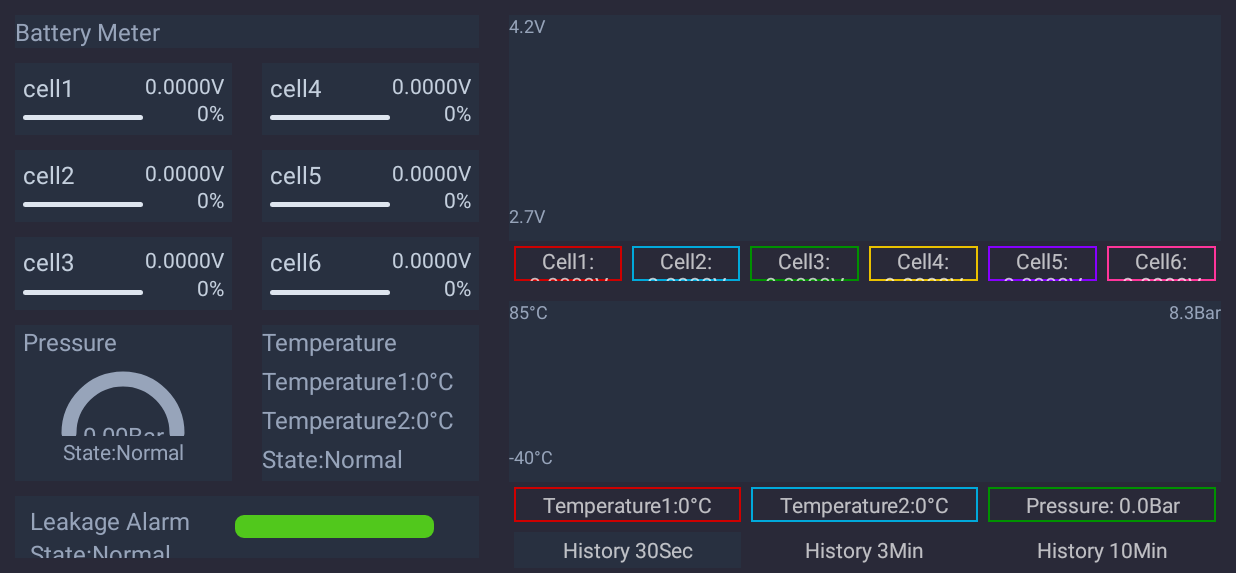
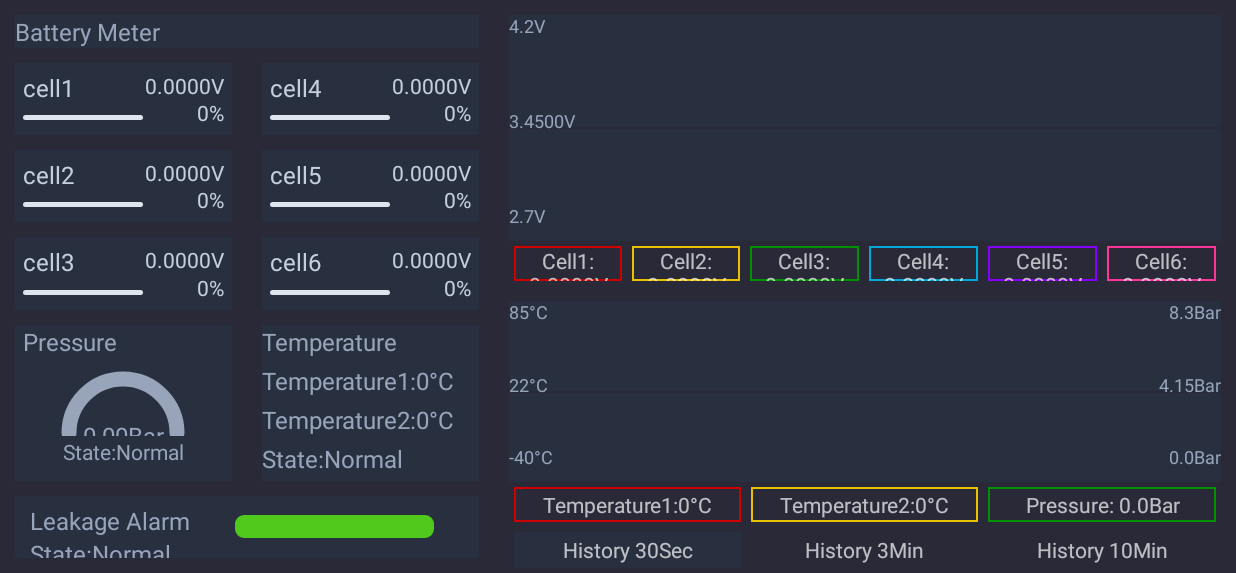
Before and after one commit to EphramWang/SBHMS, an Android app: the screen it shows after launch (BatteryMonitorActivity), on a phone screen of 824 x 412 dp (held sideways), the part 45-618 px from its top. Run offline under Robolectric (Android 15) with nearby library versions, the phone set to English and light mode, and no system bars; our stand-ins replace EventBus.

Commit message:
浮动坐标+中间坐标系

```diff
--- a/usbSerialExamples/src/main/java/com/hoho/android/usbserial/chart/BatteryMonChart.java
+++ b/usbSerialExamples/src/main/java/com/hoho/android/usbserial/chart/BatteryMonChart.java
@@ -60,12 +60,18 @@ public class BatteryMonChart extends ChartBase {
 
         //draw line
         paint.setStyle(Paint.Style.STROKE);
-        paint.setColor(Color.RED);
+        paint.setColor(getResources().getColor(R.color.bgLight));
+        float center = (mainRect.top + mainRect.bottom) / 2f;
+        canvas.drawLine(mainRect.left, center, mainRect.right, center, paint);;
 
         //reset paths
         for (int i = 0; i < pathList.length; i++) {
             pathList[i].reset();
         }
+
+        //maxmin
+        float maxV = DataConstants.Battery_MinVol;
+        float minV = DataConstants.Battery_MaxVol;
 
         float x = mainRect.right;
         float y = (mainRect.top + mainRect.bottom) / 2f;
@@ -76,7 +82,28 @@ public class BatteryMonChart extends ChartBase {
         for (int i = voltageDataList.size() - 1; i >= 0; i--) {
             VoltageDataPack voltageDataPack = voltageDataList.get(i);
             for (int j = 0; j < BAT_COUNT; j++) {
-                y = mainRect.top + mainRect.height() * (DataConstants.Battery_MaxVol - voltageDataPack.voltageListDisplay[j]) / (DataConstants.Battery_MaxVol - DataConstants.Battery_MinVol);
+                float data = voltageDataPack.voltageListDisplay[j];
+                if (data < minV) {
+                    minV = data;
+                }
+                if (data > maxV) {
+                    maxV = data;
+                }
+            }
+            x = x - xDiff;
+            if (x < mainRect.left) {
+                break;
+            }
+        }
+        if (minV > maxV) {
+            minV = DataConstants.Battery_MinVol;
+            maxV = DataConstants.Battery_MaxVol;
+        }
+        x = mainRect.right;
+        for (int i = voltageDataList.size() - 1; i >= 0; i--) {
+            VoltageDataPack voltageDataPack = voltageDataList.get(i);
+            for (int j = 0; j < BAT_COUNT; j++) {
+                y = mainRect.top + mainRect.height() * (maxV - voltageDataPack.voltageListDisplay[j]) / (maxV - minV);
                 if (pathList[j].isEmpty()) {
                     pathList[j].moveTo(x, y);
                 } else {
@@ -100,8 +127,10 @@ public class BatteryMonChart extends ChartBase {
         paint.setColor(getResources().getColor(R.color.textColorDark));
         paint.setAntiAlias(true);
         paint.setTextSize(Utils.dp2px(getContext(), 12));
-        canvas.drawText(DataConstants.Battery_MaxVol + "V", mainRect.left, mainRect.top + Utils.dp2px(getContext(), 12), paint);
-        canvas.drawText(DataConstants.Battery_MinVol + "V", mainRect.left, mainRect.bottom - Utils.dp2px(getContext(), 12), paint);
+        canvas.drawText(maxV + "V", mainRect.left, mainRect.top + Utils.dp2px(getContext(), 12), paint);
+        canvas.drawText(minV + "V", mainRect.left, mainRect.bottom - Utils.dp2px(getContext(), 12), paint);
+        String centerV = String.format("%.4f", (maxV + minV) / 2);
+        canvas.drawText(centerV + "V", mainRect.left, center, paint);
         if (voltageDataList.size() > 0) {
             try {
                 long lastTime = voltageDataList.get(voltageDataList.size() - 1).timestamp;
--- a/usbSerialExamples/src/main/java/com/hoho/android/usbserial/chart/TempMonChart.java
+++ b/usbSerialExamples/src/main/java/com/hoho/android/usbserial/chart/TempMonChart.java
@@ -59,12 +59,18 @@ public class TempMonChart extends ChartBase {
 
         //draw line
         paint.setStyle(Paint.Style.STROKE);
-        paint.setColor(Color.RED);
+        paint.setColor(getResources().getColor(R.color.bgLight));
+        float center = (mainRect.top + mainRect.bottom) / 2f;
+        canvas.drawLine(mainRect.left, center, mainRect.right, center, paint);;
 
         //reset paths
         for (int i = 0; i < pathList.length; i++) {
             pathList[i].reset();
         }
+
+        //reset maxmin
+        int maxT = DataConstants.TEMP_MIN;
+        int minT = DataConstants.TEMP_MAX;
 
         float x = mainRect.right;
         float y = (mainRect.top + mainRect.bottom) / 2f;
@@ -73,7 +79,28 @@ public class TempMonChart extends ChartBase {
             for (int i = voltageDataList.size() - 1; i >= 0; i--) {
                 VoltageDataPack voltageDataPack = voltageDataList.get(i);
                 for (int j = 0; j < TEMP_COUNT; j++) {
-                    y = mainRect.top + mainRect.height() * (DataConstants.TEMP_MAX - voltageDataPack.tempListDisplay[j]) / (DataConstants.TEMP_MAX - DataConstants.TEMP_MIN);
+                    int data = voltageDataPack.tempListDisplay[j];
+                    if (data < minT) {
+                        minT = data;
+                    }
+                    if (data > maxT) {
+                        maxT = data;
+                    }
+                }
+                x = x - xDiff;
+                if (x < mainRect.left) {
+                    break;
+                }
+            }
+            if (minT > maxT) {
+                minT = DataConstants.TEMP_MIN;
+                maxT = DataConstants.TEMP_MAX;
+            }
+            x = mainRect.right;
+            for (int i = voltageDataList.size() - 1; i >= 0; i--) {
+                VoltageDataPack voltageDataPack = voltageDataList.get(i);
+                for (int j = 0; j < TEMP_COUNT; j++) {
+                    y = mainRect.top + mainRect.height() * (maxT - voltageDataPack.tempListDisplay[j]) / (maxT - minT);
                     if (pathList[j].isEmpty()) {
                         pathList[j].moveTo(x, y);
                     } else {
@@ -87,11 +114,32 @@ public class TempMonChart extends ChartBase {
             }
         }
 
+        float maxP = DataConstants.PRESSURE_MIN;
+        float minP = DataConstants.PRESSURE_MAX;
         if (pressureDataList != null) {
             x = mainRect.right;
             for (int i = pressureDataList.size() - 1; i >= 0; i--) {
                 PressureDataPack pressureDataPack = pressureDataList.get(i);
-                y = mainRect.top + mainRect.height() * (DataConstants.PRESSURE_MAX - pressureDataPack.pressureDisplay) / (DataConstants.PRESSURE_MAX - DataConstants.PRESSURE_MIN);
+                float data = pressureDataPack.pressureDisplay;
+                if (data < minP) {
+                    minP = data;
+                }
+                if (data > maxP) {
+                    maxP = data;
+                }
+                x = x - xDiff;
+                if (x < mainRect.left) {
+                    break;
+                }
+            }
+            if (minP > maxP) {
+                minP = DataConstants.PRESSURE_MIN;
+                maxP = DataConstants.PRESSURE_MAX;
+            }
+            x = mainRect.right;
+            for (int i = pressureDataList.size() - 1; i >= 0; i--) {
+                PressureDataPack pressureDataPack = pressureDataList.get(i);
+                y = mainRect.top + mainRect.height() * (maxP - pressureDataPack.pressureDisplay) / (maxP - minP);
                 if (pathList[2].isEmpty()) {
                     pathList[2].moveTo(x, y);
                 } else {
@@ -116,10 +164,13 @@ public class TempMonChart extends ChartBase {
         paint.setAntiAlias(true);
         paint.setTextSize(Utils.dp2px(getContext(), 12));
         paint.setTextAlign(Paint.Align.LEFT);
-        canvas.drawText(DataConstants.TEMP_MAX + "°C", mainRect.left, mainRect.top + Utils.dp2px(getContext(), 12), paint);
-        canvas.drawText(DataConstants.TEMP_MIN + "°C", mainRect.left, mainRect.bottom - Utils.dp2px(getContext(), 12), paint);
+        canvas.drawText(maxT + "°C", mainRect.left, mainRect.top + Utils.dp2px(getContext(), 12), paint);
+        canvas.drawText(minT + "°C", mainRect.left, mainRect.bottom - Utils.dp2px(getContext(), 12), paint);
+        canvas.drawText((maxT + minT) / 2 + "°C", mainRect.left, center, paint);
         paint.setTextAlign(Paint.Align.RIGHT);
-        canvas.drawText(DataConstants.PRESSURE_MAX + "Bar", mainRect.right, mainRect.top + Utils.dp2px(getContext(), 12), paint);
+        canvas.drawText(maxP + "Bar", mainRect.right, mainRect.top + Utils.dp2px(getContext(), 12), paint);
+        canvas.drawText(minP + "Bar", mainRect.right, mainRect.bottom - Utils.dp2px(getContext(), 12), paint);
+        canvas.drawText((maxP + minP) / 2 + "Bar", mainRect.right, center, paint);
         if (voltageDataList.size() > 0) {
             try {
                 long lastTime = voltageDataList.get(voltageDataList.size() - 1).timestamp;
--- a/usbSerialExamples/src/main/res/values/colors.xml
+++ b/usbSerialExamples/src/main/res/values/colors.xml
@@ -19,9 +19,9 @@
 
 
     <color name="battery1">#CE0000</color>
-    <color name="battery2">#01A9DB</color>
+    <color name="battery2">#EAC100</color>
     <color name="battery3">#009100</color>
-    <color name="battery4">#EAC100</color>
+    <color name="battery4">#01A9DB</color>
     <color name="battery5">#8600FF</color>
     <color name="battery6">#FF359A</color>
 </resources>
```
